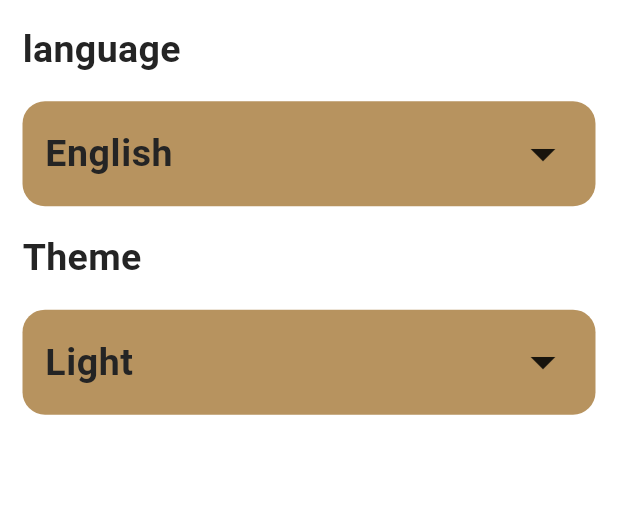
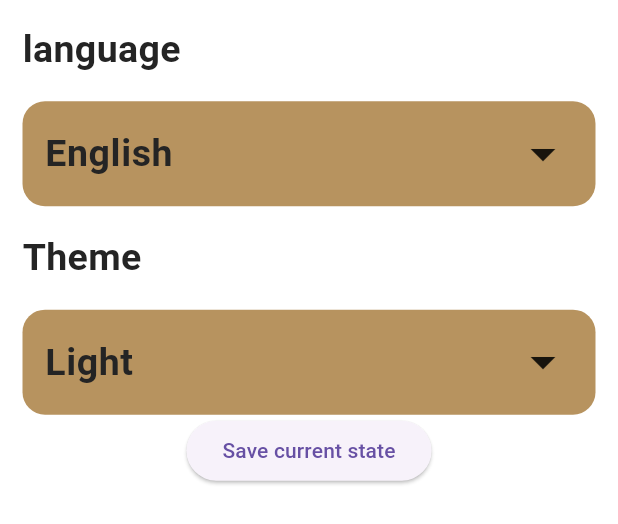
Before and after one commit to menna-khhaled22/islami_app, a Flutter app: the SettingsTab widget shown alone on an empty page, opened directly, on a phone screen of 412 x 824 dp. Shown: the top 524 px of the screen. Run offline on Flutter 3.47's test engine with Material 3 defaults, Android fonts, the light colour scheme and no system bars; our stand-ins replace shared_preferences; accounts and stored records are empty; generated files the repository leaves out were written again.

Commit message:
Added button to save the current state of the application (both theme and language).

```diff
--- a/lib/settings/settings_tab.dart
+++ b/lib/settings/settings_tab.dart
@@ -89,10 +89,23 @@ class _SettingsTabState extends State<SettingsTab> {
                   Icon(
                     Icons.arrow_drop_down,
                     size: 40,
-                  )
+                  ),
                 ],
               ),
             ),
+          ),
+          Row(
+            mainAxisAlignment: MainAxisAlignment.center,
+            children: [
+              ElevatedButton(
+                  onPressed: () async {
+                    await provider.SavePreferences();
+                    ScaffoldMessenger.of(context).showSnackBar(
+                      SnackBar(content: Text('Preferences saved successfully')),
+                    );
+                  },
+                  child: Text('Save current state')),
+            ],
           )
         ],
       ),
```
